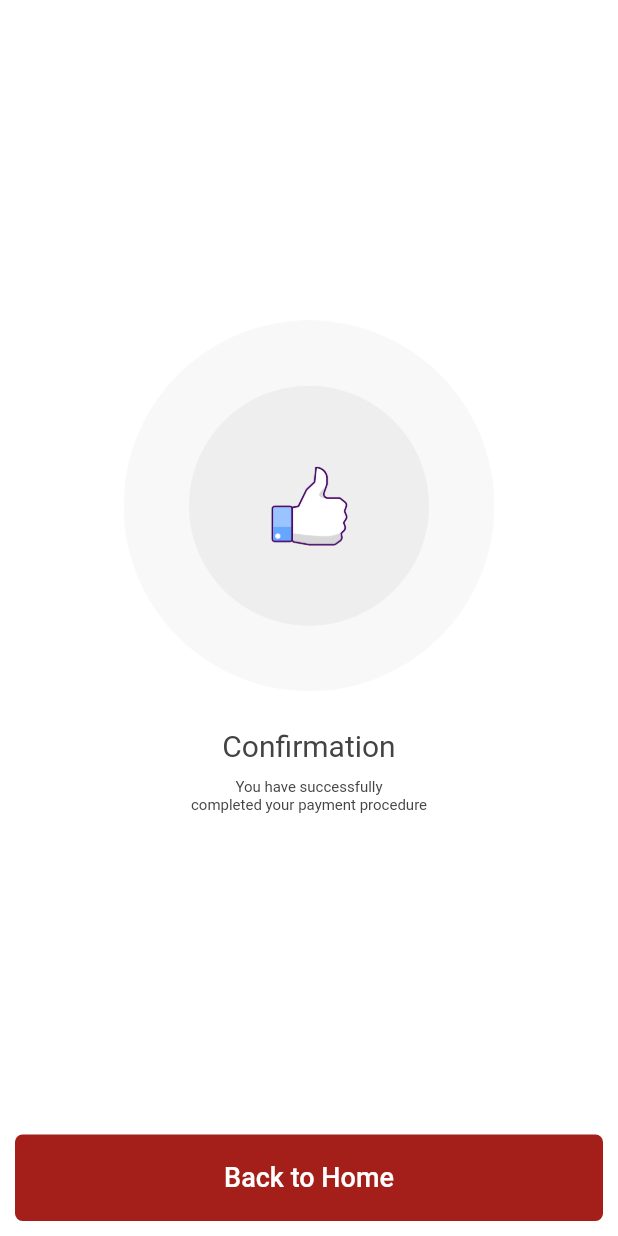
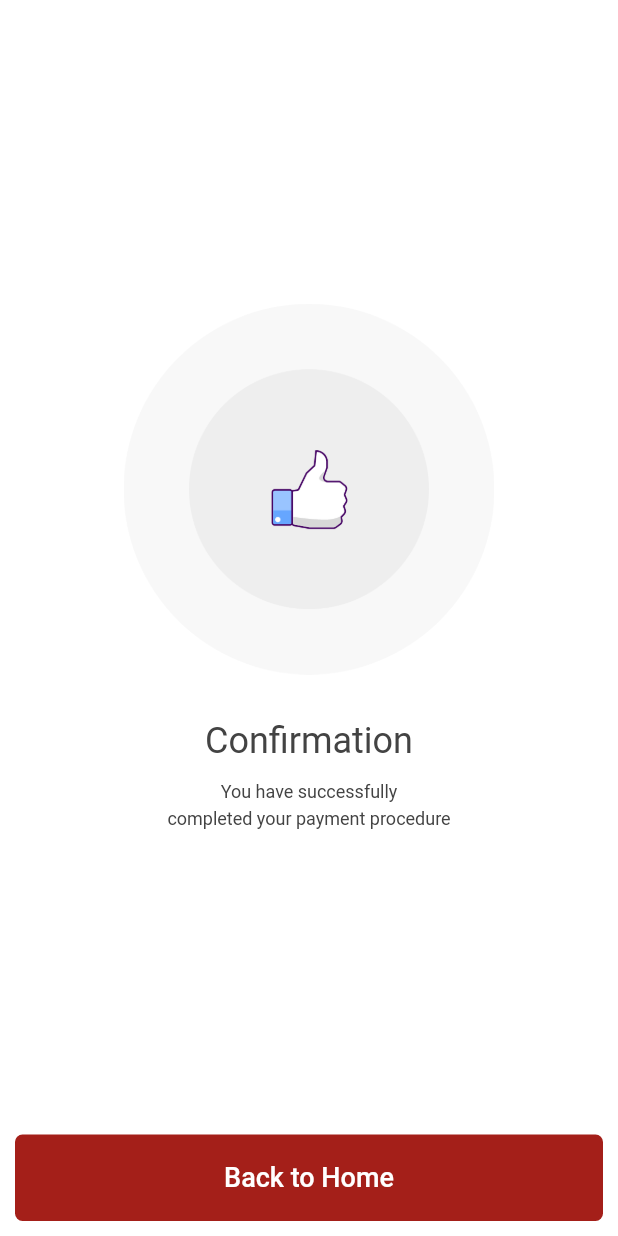
Before and after one commit to priyeshstackapp/homesaaz, a Flutter app: the ConfirmationScreen screen opened directly, on a phone screen of 412 x 824 dp. Run offline on Flutter 3.47's test engine with Material 2 defaults, Android fonts, the phone set to English and light mode, and no system bars; our stand-ins replace carousel_slider, dotted_border, shared_preferences; accounts and stored records are empty; Roboto replaces fonts that are missing (NeueFrutigerWorld).

Commit message:
update : ConfirmationScreen

```diff
--- a/lib/screen/confirmation/confirmation_screen.dart
+++ b/lib/screen/confirmation/confirmation_screen.dart
@@ -60,7 +60,7 @@ class ConfirmationScreenState extends State<ConfirmationScreen> {
               padding: EdgeInsets.only(left: height * 0.1, right: height * 0.1),
               child: Image.asset(App.confirmation),
             ),
-            SizedBox(height: 25),
+            SizedBox(height: 30),
             Column(
               mainAxisAlignment: MainAxisAlignment.center,
               crossAxisAlignment: CrossAxisAlignment.center,
@@ -68,7 +68,7 @@ class ConfirmationScreenState extends State<ConfirmationScreen> {
                 Text(
                   'Confirmation',
                   style: new TextStyle(
-                      fontSize: 20,
+                      fontSize: 24,
                       color: ColorRes.charcoal,
                       fontFamily: 'NeueFrutigerWorld',
                       fontWeight: FontWeight.w400),
@@ -78,7 +78,8 @@ class ConfirmationScreenState extends State<ConfirmationScreen> {
                   'You have successfully\ncompleted your payment procedure',
                   textAlign: TextAlign.center,
                   style: new TextStyle(
-                      fontSize: 10,
+                      fontSize: 12,
+                      height: 1.5,
                       color: ColorRes.charcoal,
                       fontFamily: 'NeueFrutigerWorld',
                       fontWeight: FontWeight.w400),
```
